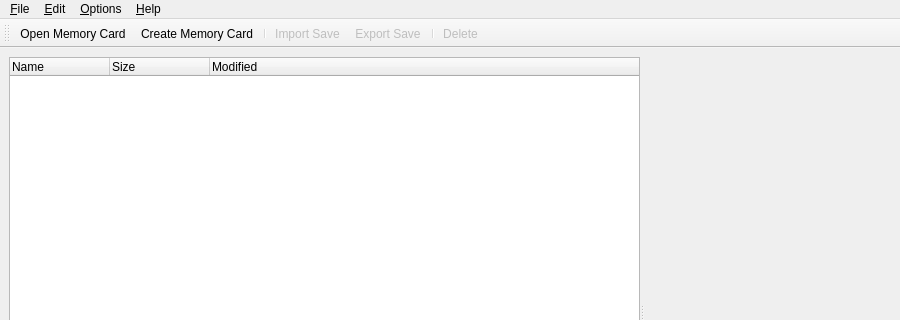
This is src/ui/MainWindow.ui in PCSX2/myMCpp as Qt 5 draws it before an edit; both pictures show x 0 to 900 and y 0 to 320 of the 900 by 600 pixel window. The edited form follows.
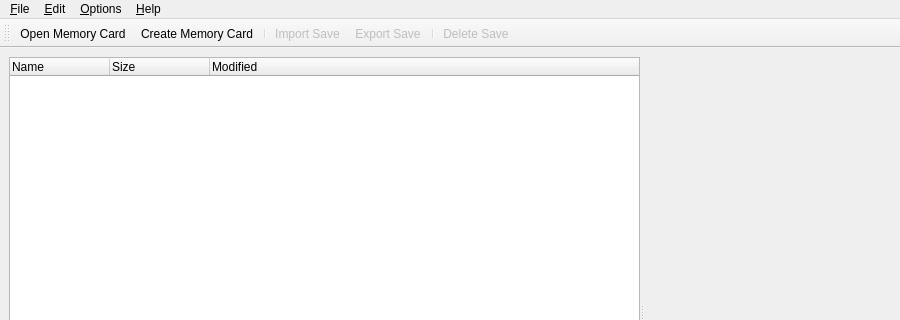
This is the edited form. Icons and pictures are not drawn. Custom widgets are drawn as their Qt base class.

Commit message: Qt: Update Delete to say Delete Save

The edit to the form file:
```diff
--- a/src/ui/MainWindow.ui
+++ b/src/ui/MainWindow.ui
@@ -265,7 +265,7 @@
     <iconset theme="trash-fill"/>
    </property>
    <property name="text">
-    <string>&amp;Delete</string>
+    <string>&amp;Delete Save</string>
    </property>
    <property name="statusTip">
     <string>Delete the selected save</string>
```
